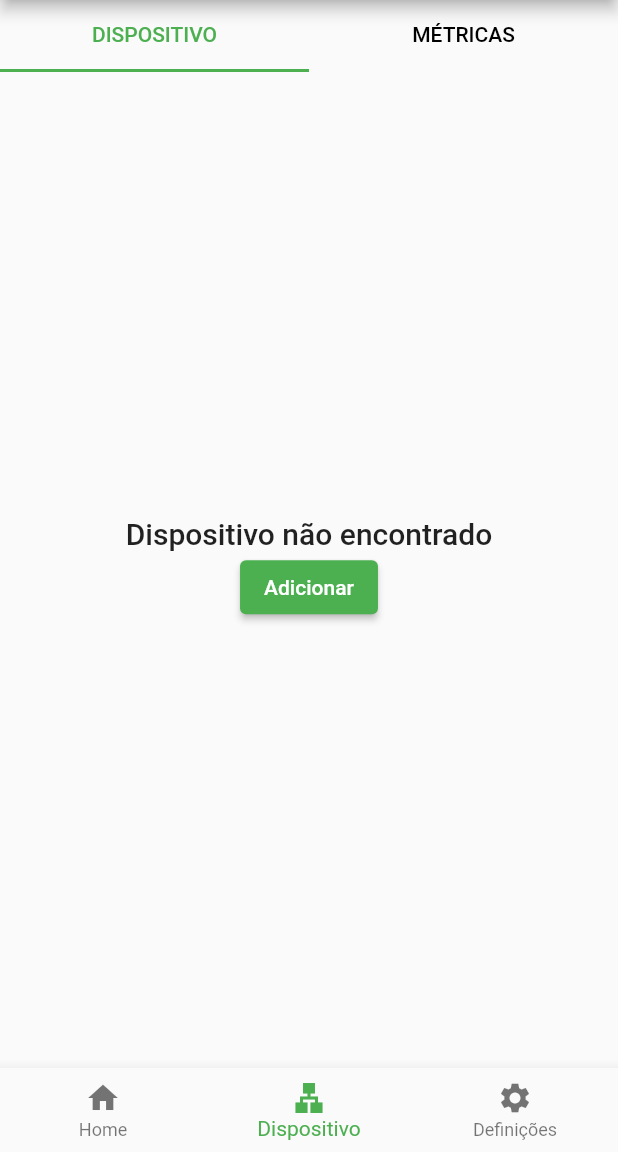
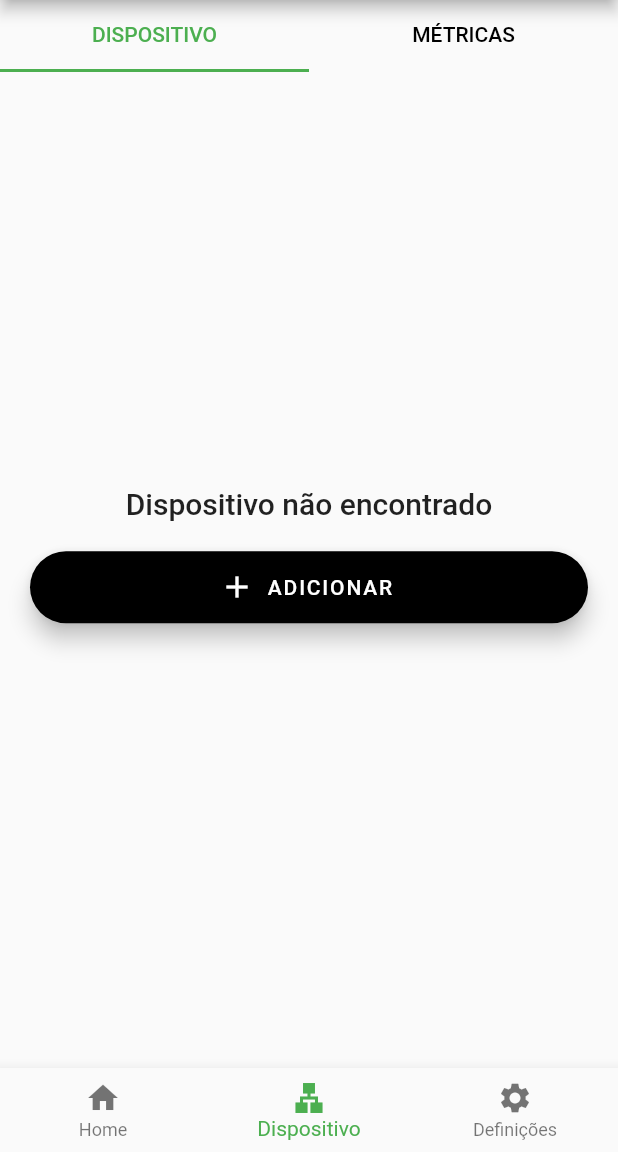
Before and after one commit to rcpassos/diu_smhd_app, a Flutter app: the screen it shows after launch, on a phone screen of 412 x 824 dp, the part 84-1236 px from its top. Run offline on Flutter 3.47's test engine with Material 2 defaults, Android fonts, the phone set to English and light mode, and no system bars; our stand-ins replace shared_preferences; missing offline and left inert: app_settings.

Commit message:
device connection

```diff
--- a/lib/widgets/DeviceConnectionWidget.dart
+++ b/lib/widgets/DeviceConnectionWidget.dart
@@ -22,7 +22,14 @@ class _DeviceConnectionWidgetState extends State<DeviceConnectionWidget> {
         });
   }
 
-  void _onConnectDeviceButtonPressed() {}
+  void _onConnectDeviceButtonPressed() {
+    // https://www.appsdeveloperblog.com/alert-dialog-with-a-text-field-in-flutter/
+    if (_deviceId != null) {
+      // remove
+    } else {
+      // add
+    }
+  }
 
   @override
   Widget build(BuildContext context) {
@@ -35,9 +42,19 @@ class _DeviceConnectionWidgetState extends State<DeviceConnectionWidget> {
             _deviceId != null
                 ? "Dispositivo ${_deviceId} está conectado"
                 : "Dispositivo não encontrado"),
-        ElevatedButton(
+        Container(
+          margin: const EdgeInsets.all(20.0),
+          width: double.infinity,
+          child: FloatingActionButton.extended(
+            label: Text(_deviceId != null ? 'REMOVER' : "ADICIONAR"),
+            backgroundColor: Colors.black,
+            icon: Icon(
+              _deviceId != null ? Icons.delete_outline : Icons.add,
+              size: 24.0,
+            ),
             onPressed: _onConnectDeviceButtonPressed,
-            child: Text(_deviceId != null ? 'Remover' : "Adicionar"))
+          ),
+        )
       ],
     );
   }
--- a/lib/widgets/SettingsWidget.dart
+++ b/lib/widgets/SettingsWidget.dart
@@ -29,6 +29,11 @@ class SettingsWidget extends StatelessWidget {
           context: context,
           tiles: [
             ListTile(
+              title: Text(
+                  style: Theme.of(context).textTheme.headline6,
+                  'Definições da Aplicação'),
+            ),
+            ListTile(
               leading: const Icon(
                 Icons.help_outline,
                 size: 20.0,
```
